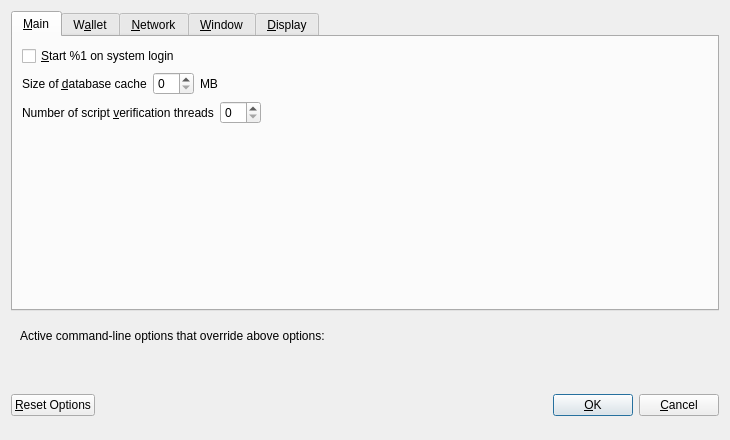
Old version of the form src/qt/forms/optionsdialog.ui in the repository devaultcrypto/devault.
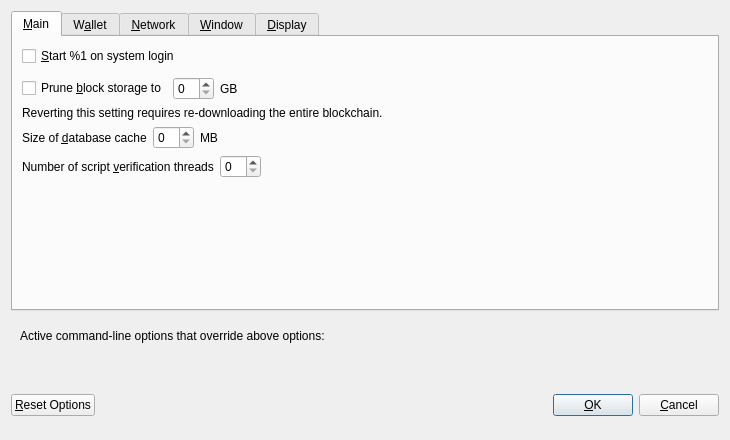
New version of the form. Custom widgets are drawn as their Qt base class.

Commit message: Merge #13043: [qt] OptionsDialog: add prune setting

Patch:
```diff
--- a/src/qt/forms/optionsdialog.ui
+++ b/src/qt/forms/optionsdialog.ui
@@ -37,6 +37,69 @@
          </property>
         </widget>
        </item>
+       <item>
+        <spacer name="horizontalSpacer_0_Main">
+         <property name="orientation">
+          <enum>Qt::Horizontal</enum>
+         </property>
+         <property name="sizeHint" stdset="0">
+          <size>
+           <width>40</width>
+           <height>5</height>
+          </size>
+         </property>
+        </spacer>
+       </item>
+       <item>
+       <layout class="QHBoxLayout" name="horizontalLayout_Main_Prune">
+        <item>
+         <widget class="QCheckBox" name="prune">
+          <property name="toolTip">
+           <string>Disables some advanced features but all blocks will still be fully validated. Reverting this setting requires re-downloading the entire blockchain. Actual disk usage may be somewhat higher.</string>
+          </property>
+          <property name="text">
+           <string>Prune &amp;block storage to</string>
+          </property>
+         </widget>
+        </item>
+        <item>
+         <widget class="QSpinBox" name="pruneSize"/>
+        </item>
+         <item>
+          <widget class="QLabel" name="pruneSizeUnitLabel">
+           <property name="text">
+            <string>GB</string>
+           </property>
+           <property name="textFormat">
+            <enum>Qt::PlainText</enum>
+           </property>
+          </widget>
+         </item>
+         <item>
+          <spacer name="horizontalSpacer_Main_Prune">
+           <property name="orientation">
+            <enum>Qt::Horizontal</enum>
+           </property>
+           <property name="sizeHint" stdset="0">
+            <size>
+             <width>40</width>
+             <height>20</height>
+            </size>
+           </property>
+          </spacer>
+         </item>
+        </layout>
+       </item>
+       <item>
+        <widget class="QLabel" name="pruneWarning">
+         <property name="text">
+          <string>Reverting this setting requires re-downloading the entire blockchain.</string>
+         </property>
+         <property name="textFormat">
+          <enum>Qt::PlainText</enum>
+         </property>
+        </widget>
+       </item>
        <item>
         <layout class="QHBoxLayout" name="horizontalLayout_2_Main">
          <item>
```
Left out of the diff: 4 changed lines with no effect on the pictures. The commit also changes 6 other files.
